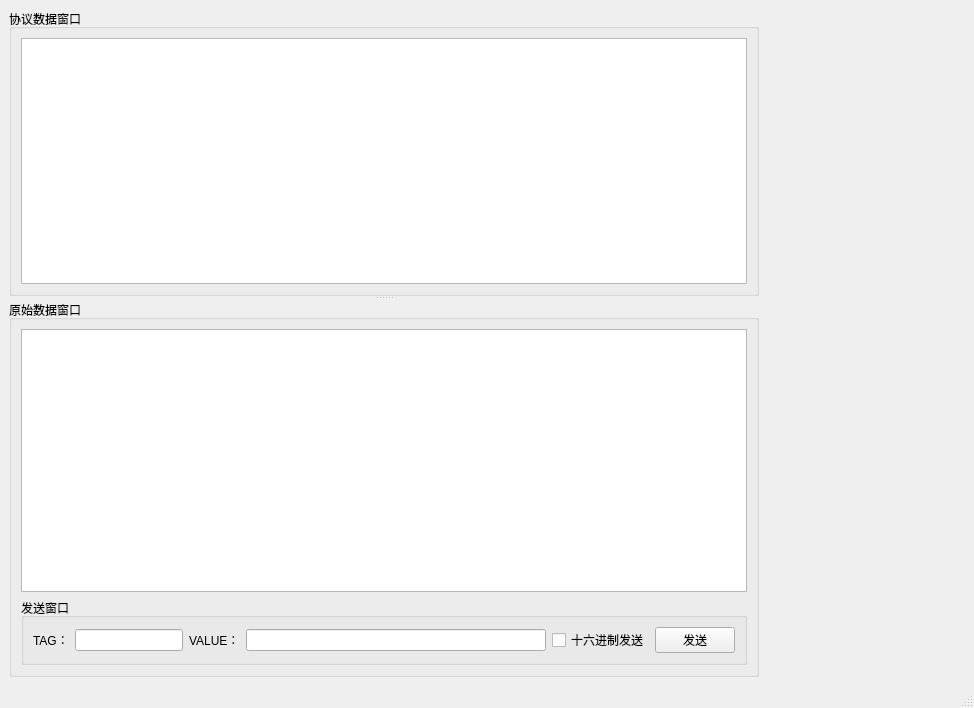
Above: 02.test/02.Qt/01.project/comm_test/mainwindow.ui from LHD0617/comm before the change. Below: the same form after it.
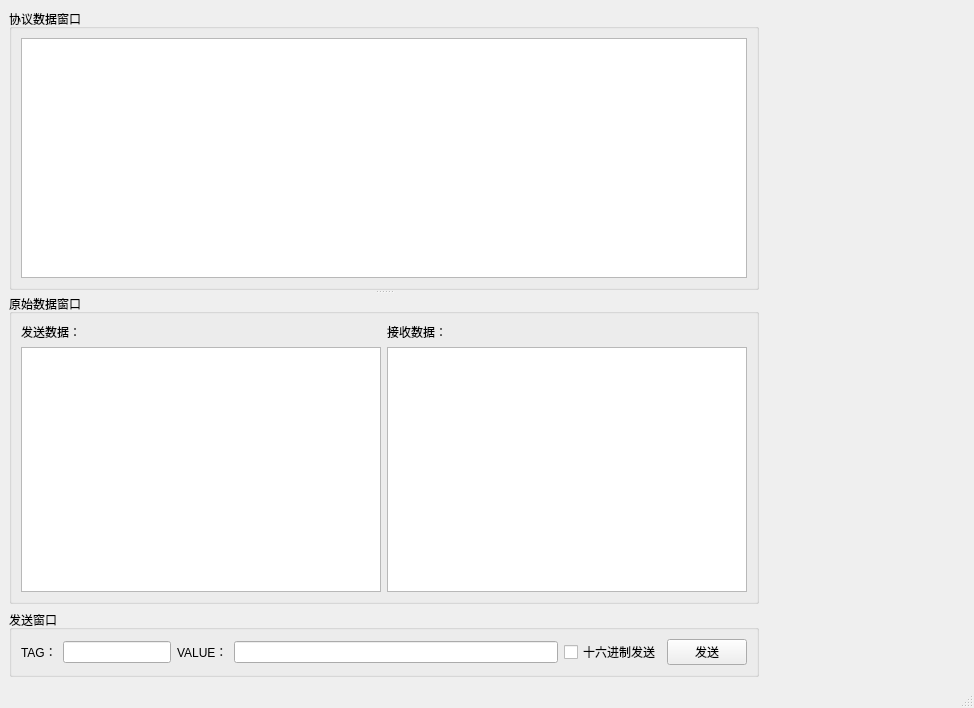
That is the form after the change. Custom widgets are drawn as their Qt base class.

Commit message: 202302221750添加qt测试工具十六进制发送功能

What changed in the file:
```diff
--- a/02.test/02.Qt/01.project/comm_test/mainwindow.ui
+++ b/02.test/02.Qt/01.project/comm_test/mainwindow.ui
@@ -47,16 +47,41 @@
          <property name="title">
           <string>原始数据窗口</string>
          </property>
-         <layout class="QVBoxLayout" name="verticalLayout_3">
-          <item>
-           <widget class="QTextEdit" name="dataTedit">
+         <layout class="QGridLayout" name="gridLayout">
+          <item row="0" column="0">
+           <widget class="QLabel" name="dataTxLab">
+            <property name="text">
+             <string>发送数据：</string>
+            </property>
+           </widget>
+          </item>
+          <item row="0" column="1">
+           <widget class="QLabel" name="dataRxLab">
+            <property name="text">
+             <string>接收数据：</string>
+            </property>
+           </widget>
+          </item>
+          <item row="1" column="0">
+           <widget class="QTextEdit" name="dataTxTedit">
             <property name="textInteractionFlags">
              <set>Qt::TextSelectableByMouse</set>
             </property>
            </widget>
           </item>
+          <item row="1" column="1">
+           <widget class="QTextEdit" name="dataRxTedit">
+            <property name="textInteractionFlags">
+             <set>Qt::TextSelectableByMouse</set>
+            </property>
+           </widget>
+          </item>
+         </layout>
+        </widget>
+       </widget>
+      </item>
           <item>
-           <widget class="QGroupBox" name="groupBox_3">
+       <widget class="QGroupBox" name="sendGbox">
             <property name="title">
              <string>发送窗口</string>
             </property>
@@ -115,10 +140,6 @@
               </widget>
              </item>
             </layout>
-           </widget>
-          </item>
-         </layout>
-        </widget>
        </widget>
       </item>
      </layout>
```
Lines whose indentation alone changed are shown as unchanged. The commit also changes 105 other files.
